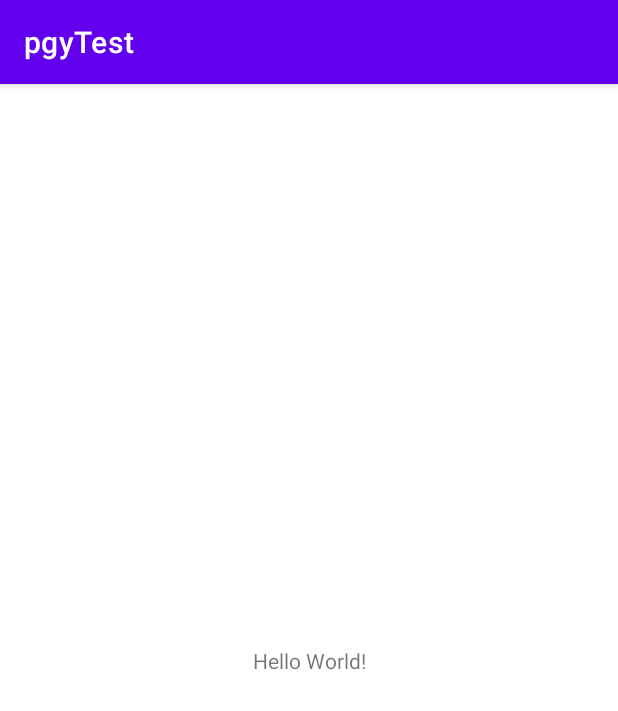
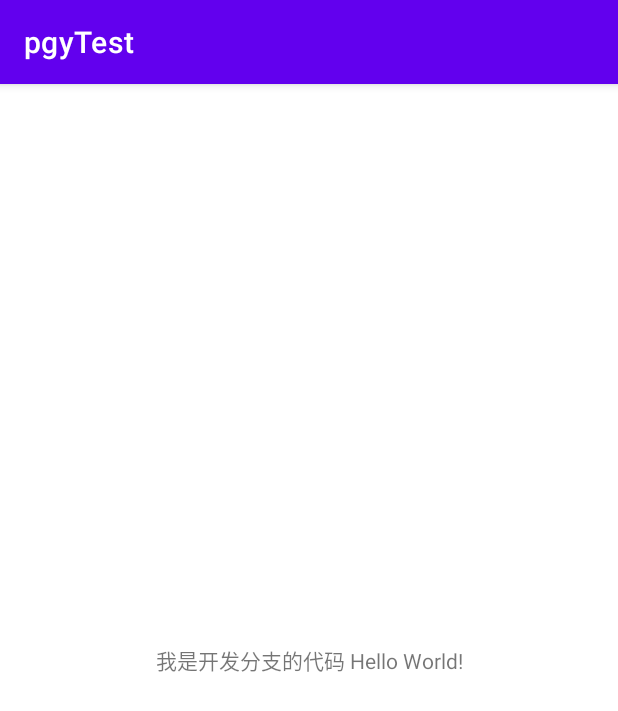
Before and after one commit to IRememberYou/jenkin_pgy, an Android app: the screen it shows after launch (MainActivity), on a phone screen of 412 x 824 dp. Shown: the top 711 px of the screen. Run offline under Robolectric (Android 15) with nearby library versions, the phone set to English and light mode, and no system bars.

Commit message:
1，开发分支，第一次提交代码

```diff
--- a/app/src/main/res/layout/activity_main.xml
+++ b/app/src/main/res/layout/activity_main.xml
@@ -9,7 +9,7 @@
     <TextView
         android:layout_width="wrap_content"
         android:layout_height="wrap_content"
-        android:text="Hello World!"
+        android:text="我是开发分支的代码 Hello World!"
         app:layout_constraintBottom_toBottomOf="parent"
         app:layout_constraintLeft_toLeftOf="parent"
         app:layout_constraintRight_toRightOf="parent"
```
